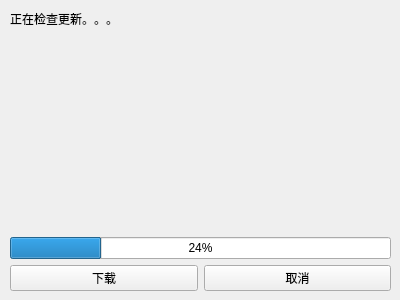
Above: EcgMarkSystem-x86/EcgMarkSystemUpdate/autoupdatewidget.ui from GuidoLuo0521/Projects before the change. Below: the same form after it.
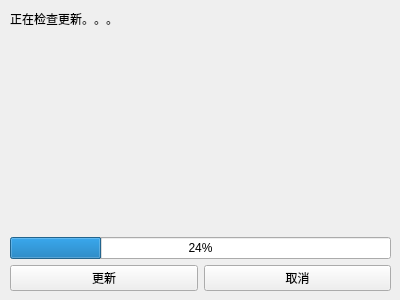
That is the form after the change.

```diff
--- a/EcgMarkSystem-x86/EcgMarkSystemUpdate/autoupdatewidget.ui
+++ b/EcgMarkSystem-x86/EcgMarkSystemUpdate/autoupdatewidget.ui
@@ -45,7 +45,7 @@
       <item>
        <widget class="QPushButton" name="btnDownload">
         <property name="text">
-         <string>下载</string>
+         <string>更新</string>
         </property>
        </widget>
       </item>
```
